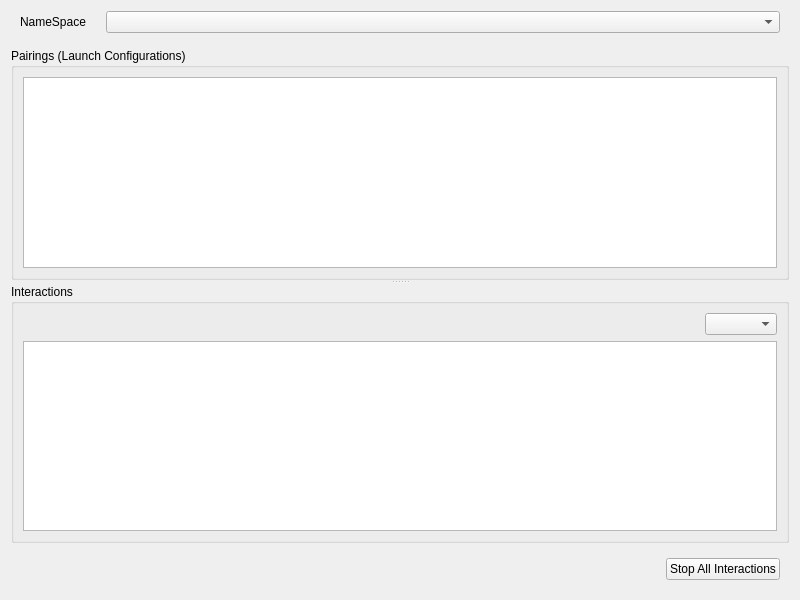
Old version of the form rocon_remocon/ui/interactions_chooser.ui in the repository robotics-in-concert/rocon_qt_gui.
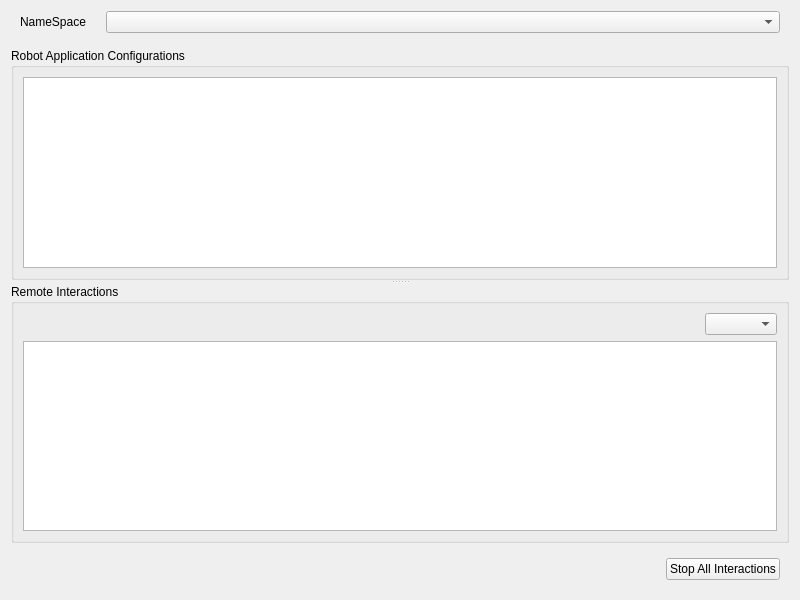
New version of the form.

Commit message: [remocon] disable pairings that require interactions where necessary

What changed in the file:
```diff
--- a/rocon_remocon/ui/interactions_chooser.ui
+++ b/rocon_remocon/ui/interactions_chooser.ui
@@ -87,7 +87,7 @@
      </property>
      <widget class="QGroupBox" name="groupBox">
       <property name="title">
-       <string>Pairings (Launch Configurations)</string>
+       <string>Robot Application Configurations</string>
       </property>
       <layout class="QVBoxLayout" name="verticalLayout">
        <item>
@@ -104,7 +104,7 @@
      </widget>
      <widget class="QGroupBox" name="groupBox_2">
       <property name="title">
-       <string>Interactions</string>
+       <string>Remote Interactions</string>
       </property>
       <layout class="QVBoxLayout" name="verticalLayout_3">
        <item>
```
The commit also changes 2 other files.
